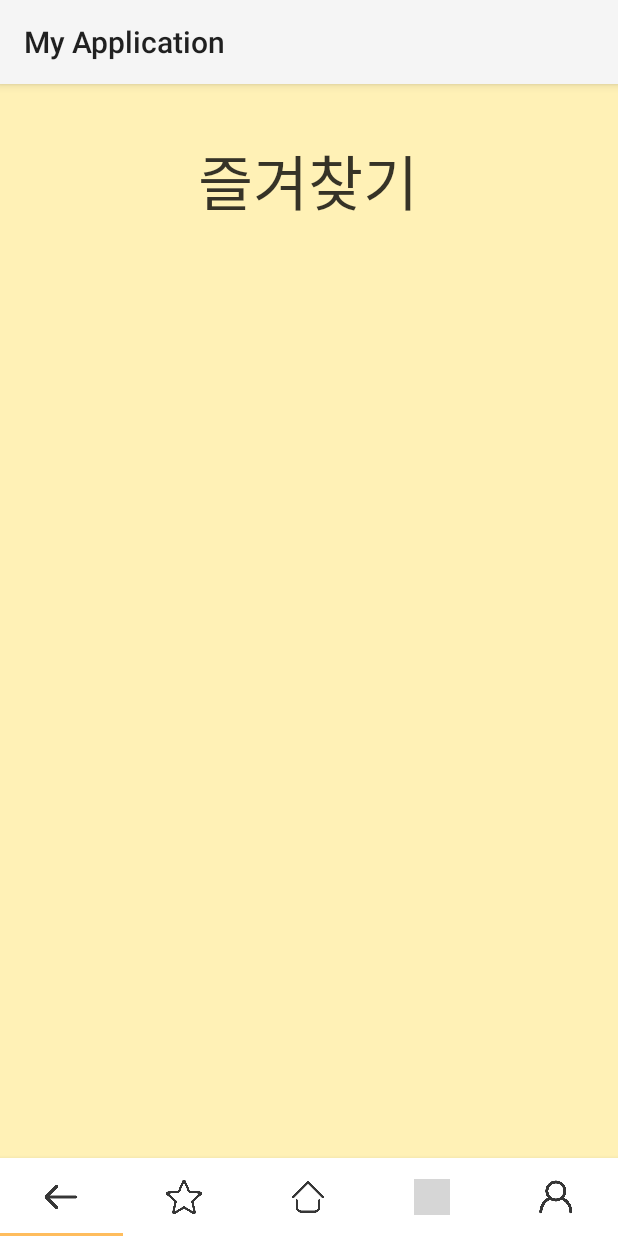
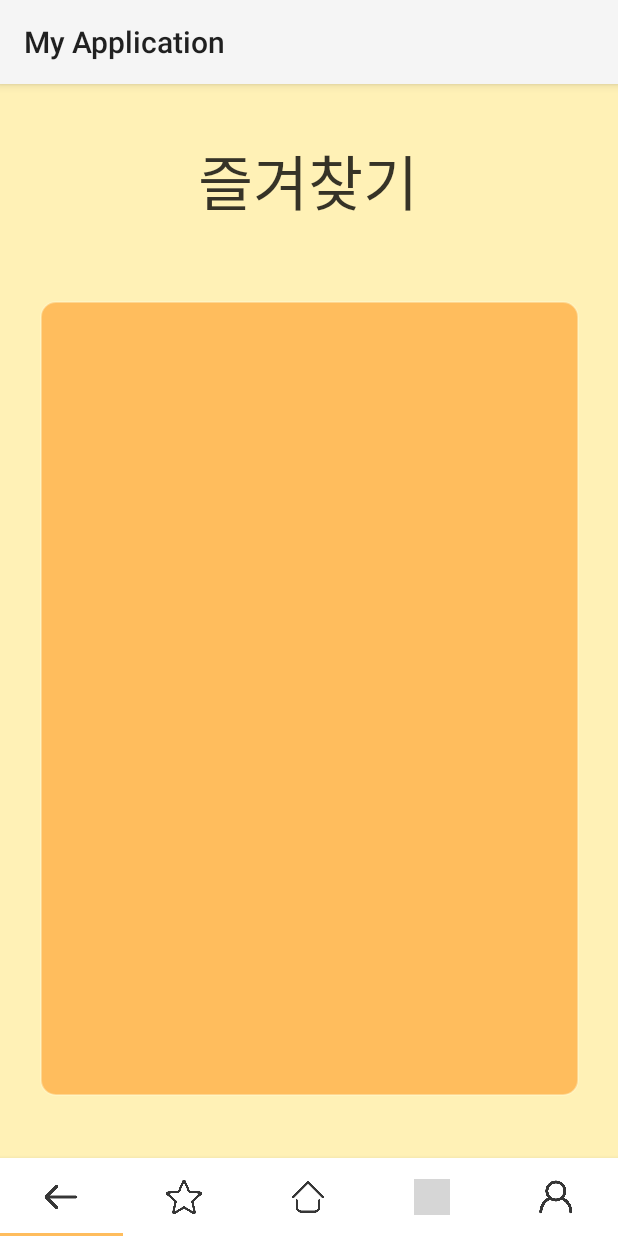
Before and after one commit to legowww/TTO-app, an Android app: the Routelist screen opened directly, with no data from a screen before it, item 2 of the bottom bar chosen, on a phone screen of 412 x 824 dp. Run offline under Robolectric (Android 15) with nearby library versions, the phone set to English and light mode, and no system bars; pictures from the network do not load; 6 statements that could not run were skipped; grey boxes are pictures that could not be loaded.

Commit message:
version 1.2.8 - Design modified (Favorites & Dialog)

```diff
--- a/front/MyApplication_luis/app/src/main/java/com/example/myapplication/Routelist.kt
+++ b/front/MyApplication_luis/app/src/main/java/com/example/myapplication/Routelist.kt
@@ -5,6 +5,7 @@ import android.graphics.Bitmap
 import android.graphics.Canvas
 import android.graphics.Color
 import android.graphics.drawable.BitmapDrawable
+import android.graphics.drawable.ColorDrawable
 import android.graphics.drawable.ShapeDrawable
 import android.graphics.drawable.shapes.RectShape
 import android.location.Geocoder
@@ -187,6 +188,8 @@ class Routelist : AppCompatActivity() {
             val userName = dialogView.findViewById<EditText>(R.id.name).text
             val button = dialogView.findViewById<MaterialButton>(R.id.button)
 
+            alertDialog.window?.setBackgroundDrawable(ColorDrawable(Color.TRANSPARENT))
+
             button.setOnClickListener {
                 alertDialog.dismiss()
                 name = userName.toString()
--- a/front/MyApplication_luis/app/src/main/res/layout/activity_favorites.xml
+++ b/front/MyApplication_luis/app/src/main/res/layout/activity_favorites.xml
@@ -24,39 +24,42 @@
         app:layout_constraintVertical_bias="0.049" />
 
     <LinearLayout
-        android:layout_width="409dp"
-        android:layout_height="550dp"
+        android:layout_width="359dp"
+        android:layout_height="530dp"
+        android:background="@drawable/search_bg"
+        android:orientation="vertical"
         android:padding="20dp"
-        android:orientation="vertical"
         app:layout_constraintBottom_toBottomOf="parent"
         app:layout_constraintEnd_toEndOf="parent"
         app:layout_constraintStart_toStartOf="parent"
         app:layout_constraintTop_toTopOf="parent"
-        app:layout_constraintVertical_bias="0.7">
+        app:layout_constraintVertical_bias="0.609">
 
 
         <LinearLayout
             android:id="@+id/layout1"
             android:layout_width="match_parent"
-            android:layout_height="110dp"
+            android:layout_height="90dp"
+            android:background="@drawable/custom_input"
+            android:layout_marginBottom="10dp"
             android:orientation="horizontal"
             android:visibility="gone">
 
             <TextView
                 android:id="@+id/text1"
-                android:layout_width="289dp"
-                android:layout_height="110dp"
+                android:layout_width="239dp"
+                android:layout_height="90dp"
+                android:clickable="true"
                 android:fontFamily="@font/jalnan"
                 android:gravity="center"
                 android:text="출발지 -> 목적지"
                 android:textColor="@color/black"
-                android:textSize="20dp"
-                android:clickable="true"/>
+                android:textSize="18dp" />
 
             <ImageButton
                 android:id="@+id/delete1"
-                android:layout_width="50dp"
-                android:layout_height="110dp"
+                android:layout_width="45dp"
+                android:layout_height="90dp"
                 android:layout_gravity="center"
                 android:layout_margin="25dp"
                 android:background="@color/transparent"
@@ -67,117 +70,125 @@
         <LinearLayout
             android:id="@+id/layout2"
             android:layout_width="match_parent"
-            android:layout_height="110dp"
+            android:layout_height="90dp"
+            android:background="@drawable/custom_input"
+            android:layout_marginBottom="10dp"
             android:orientation="horizontal"
             android:visibility="gone">
 
             <TextView
                 android:id="@+id/text2"
-                android:layout_width="289dp"
-                android:layout_height="110dp"
+                android:layout_width="239dp"
+                android:layout_height="90dp"
+                android:clickable="true"
                 android:fontFamily="@font/jalnan"
                 android:gravity="center"
                 android:text="출발지 -> 목적지"
-                android:textSize="20dp"
                 android:textColor="@color/black"
-                android:clickable="true"/>
+                android:textSize="18dp" />
 
             <ImageButton
                 android:id="@+id/delete2"
-                android:layout_width="50dp"
-                android:layout_height="110dp"
+                android:layout_width="45dp"
+                android:layout_height="90dp"
+                android:layout_gravity="center"
                 android:layout_margin="25dp"
-                android:src="@drawable/trash_can"
+                android:background="@color/transparent"
                 android:scaleType="fitCenter"
-                android:layout_gravity="center"
-                android:background="@color/transparent"/>
+                android:src="@drawable/trash_can" />
         </LinearLayout>
 
         <LinearLayout
             android:id="@+id/layout3"
             android:layout_width="match_parent"
-            android:layout_height="110dp"
+            android:layout_height="90dp"
+            android:background="@drawable/custom_input"
+            android:layout_marginBottom="10dp"
             android:orientation="horizontal"
             android:visibility="gone">
 
             <TextView
                 android:id="@+id/text3"
-                android:layout_width="289dp"
-                android:layout_height="110dp"
+                android:layout_width="239dp"
+                android:layout_height="90dp"
+                android:clickable="true"
                 android:fontFamily="@font/jalnan"
                 android:gravity="center"
                 android:text="출발지 -> 목적지"
-                android:textSize="20dp"
                 android:textColor="@color/black"
-                android:clickable="true"/>
+                android:textSize="18dp" />
 
             <ImageButton
                 android:id="@+id/delete3"
-                android:layout_width="50dp"
-                android:layout_height="110dp"
+                android:layout_width="45dp"
+                android:layout_height="90dp"
+                android:layout_gravity="center"
                 android:layout_margin="25dp"
-                android:src="@drawable/trash_can"
+                android:background="@color/transparent"
                 android:scaleType="fitCenter"
-                android:layout_gravity="center"
-                android:background="@color/transparent"/>
+                android:src="@drawable/trash_can" />
         </LinearLayout>
 
         <LinearLayout
             android:id="@+id/layout4"
             android:layout_width="match_parent"
-            android:layout_height="110dp"
+            android:layout_height="90dp"
+            android:background="@drawable/custom_input"
+            android:layout_marginBottom="10dp"
             android:orientation="horizontal"
             android:visibility="gone">
 
             <TextView
                 android:id="@+id/text4"
-                android:layout_width="289dp"
-                android:layout_height="110dp"
+                android:layout_width="239dp"
+                android:layout_height="90dp"
+                android:clickable="true"
                 android:fontFamily="@font/jalnan"
                 android:gravity="center"
                 android:text="출발지 -> 목적지"
-                android:textSize="20dp"
                 android:textColor="@color/black"
-                android:clickable="true"/>
+                android:textSize="18dp" />
 
             <ImageButton
                 android:id="@+id/delete4"
-                android:layout_width="50dp"
-                android:layout_height="110dp"
+                android:layout_width="45dp"
+                android:layout_height="90dp"
+                android:layout_gravity="center"
                 android:layout_margin="25dp"
-                android:src="@drawable/trash_can"
+                android:background="@color/transparent"
                 android:scaleType="fitCenter"
-                android:layout_gravity="center"
-                android:background="@color/transparent"/>
+                android:src="@drawable/trash_can" />
         </LinearLayout>
 
         <LinearLayout
             android:id="@+id/layout5"
             android:layout_width="match_parent"
-            android:layout_height="110dp"
+            android:layout_height="90dp"
+            android:background="@drawable/custom_input"
+            android:layout_marginBottom="10dp"
             android:orientation="horizontal"
             android:visibility="gone">
 
             <TextView
                 android:id="@+id/text5"
-                android:layout_width="289dp"
-                android:layout_height="110dp"
+                android:layout_width="239dp"
+                android:layout_height="90dp"
+                android:clickable="true"
                 android:fontFamily="@font/jalnan"
                 android:gravity="center"
                 android:text="출발지 -> 목적지"
-                android:textSize="25dp"
                 android:textColor="@color/black"
-                android:clickable="true"/>
+                android:textSize="18dp" />
 
             <ImageButton
                 android:id="@+id/delete5"
-                android:layout_width="50dp"
-                android:layout_height="110dp"
+                android:layout_width="45dp"
+                android:layout_height="90dp"
+                android:layout_gravity="center"
                 android:layout_margin="25dp"
-                android:src="@drawable/trash_can"
+                android:background="@color/transparent"
                 android:scaleType="fitCenter"
-                android:layout_gravity="center"
-                android:background="@color/transparent"/>
+                android:src="@drawable/trash_can" />
         </LinearLayout>
     </LinearLayout>
 
--- a/front/MyApplication_luis/app/src/main/res/layout/dialog_sample.xml
+++ b/front/MyApplication_luis/app/src/main/res/layout/dialog_sample.xml
@@ -8,12 +8,13 @@
     <TextView
         android:layout_width="wrap_content"
         android:layout_height="wrap_content"
+        android:layout_gravity="center"
+        android:fontFamily="@font/jalnan"
+        android:padding="10dp"
+        android:layout_marginTop="10dp"
         android:text="제목을 입력해주세요."
-        android:textSize="20dp"
-        android:padding="10dp"
         android:textColor="@color/black"
-        android:fontFamily="@font/jalnan"
-        android:layout_gravity="center"/>
+        android:textSize="20dp" />
 
     <EditText
         android:id="@+id/name"
```
